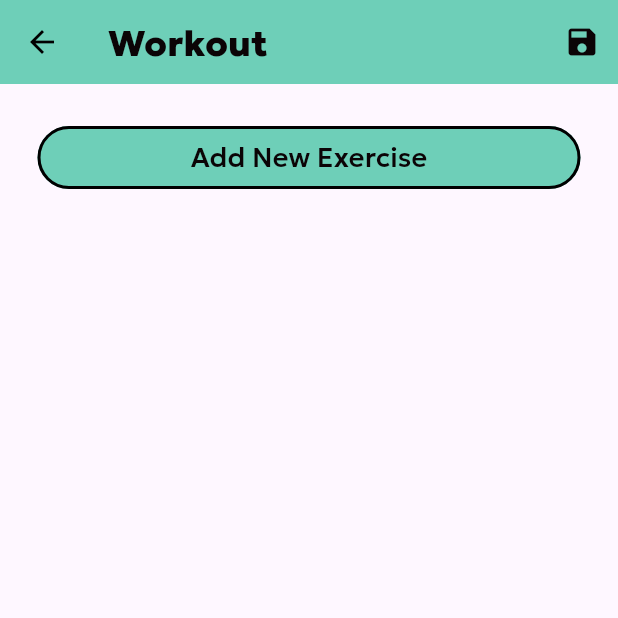
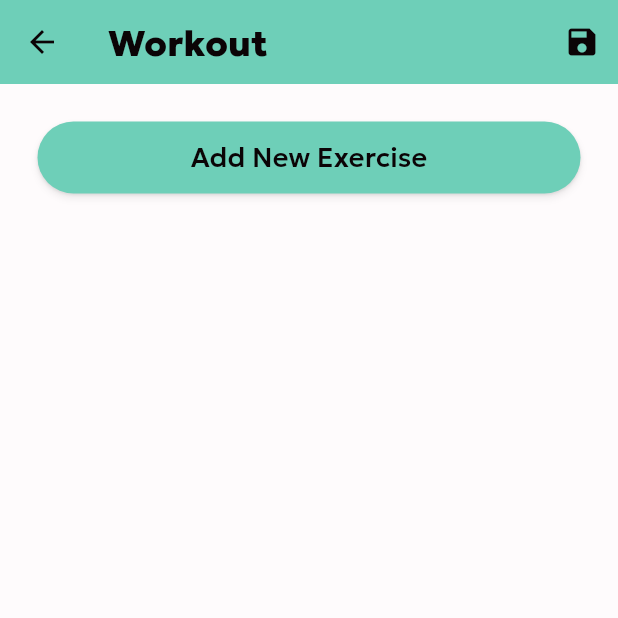
Before and after one commit to CSCI4100U/mobile-group-project-2023-mobile-devices, a Flutter app: the WorkoutPage screen opened directly, on a phone screen of 412 x 824 dp, the top half of it. Run offline on Flutter 3.47's test engine with Material 3 defaults, Android fonts, the phone set to English and light mode, and no system bars; our stand-ins replace cloud_firestore, firebase_core, flutter_local_notifications, loading_animation_widget, pedometer and 2 more; missing offline and left inert: dart:ffi; accounts and stored records are empty; network calls fail; project files that could hold a hidden picture were left out.

```diff
--- a/elevar_fitness_tracker/lib/home_page/page_bodies/workout_page/workout_body.dart
+++ b/elevar_fitness_tracker/lib/home_page/page_bodies/workout_page/workout_body.dart
@@ -1,4 +1,5 @@
 import 'package:flutter/material.dart';
+import 'package:shared_preferences/shared_preferences.dart';
 import 'Exercise_selection_page/add_exercise.dart';
 import 'package:elevar_fitness_tracker/materials/styles.dart';
 import 'package:elevar_fitness_tracker/home_page/page_bodies/workout_page/Exercise_selection_page/exercise_data.dart';
@@ -16,14 +17,29 @@ class WorkoutPageState extends State<WorkoutPage> {
   RoutineDBModel database = RoutineDBModel();
   bool darkmode = false;
 
+  // Local prefs
+  SharedPreferences? prefs;
+
+  @override
+  void initState() {
+    super.initState();
+    SharedPreferences.getInstance().then((sharedPrefs) {
+      setState(() {
+        prefs = sharedPrefs;
+        darkmode = prefs?.getBool('darkmode') ?? false;
+      });
+    });
+  }
+
   @override
   Widget build(BuildContext context) {
     return Scaffold(
+      backgroundColor: AppStyles.backgroundColor(darkmode),
       appBar: AppBar(
         title: Text('Workout', style: AppStyles.getHeadingStyle(darkmode),),
         backgroundColor: AppStyles.primaryColor(darkmode),
         leading: IconButton(
-          icon: const Icon(Icons.arrow_back, color: Colors.black),
+          icon: Icon(Icons.arrow_back, color: AppStyles.textColor(darkmode)),
           onPressed: () => Navigator.of(context).pop(),
         ),
         actions: [
@@ -43,17 +59,30 @@ class WorkoutPageState extends State<WorkoutPage> {
             padding: const EdgeInsets.symmetric(vertical: 25.0, horizontal: 25.0),
             child: SizedBox(
               width: double.infinity,
+              child: Container(
+                decoration: BoxDecoration(
+                  color: AppStyles.primaryColor(darkmode),
+                  borderRadius: BorderRadius.circular(100.0),
+                  boxShadow: [
+                    BoxShadow(
+                      spreadRadius: 1,
+                      blurRadius: 3,
+                      offset: const Offset(0, 3),
+                      color: Colors.black.withOpacity(0.05)
+                    ),
+                    BoxShadow(
+                      blurRadius: 1,
+                      offset: const Offset(0, 1),
+                      color: Colors.black.withOpacity(0.1)
+                    )
+                  ]
+                ),
                 child: TextButton(
-                style: ButtonStyle(
-                  backgroundColor: MaterialStateProperty.all<Color>(AppStyles.primaryColor(darkmode)),
-                  elevation: MaterialStateProperty.all<double>(4.0),
-                  side: MaterialStateProperty.all<BorderSide>(const BorderSide(color:Colors.black, width: 2.0))
-                ),
                   onPressed: () async {
                     List<ExerciseItem> newExercises = await Navigator.push(
                       context,
                       MaterialPageRoute(builder: (context) => const AddExercise())
-                  );
+                    ) ?? [];
 
                     int numRoutines = await database.getNumDistinctRoutines();
 
@@ -73,6 +102,7 @@ class WorkoutPageState extends State<WorkoutPage> {
                 ),
               ),
             ),
+          ),
           Expanded(
             child: ListView.builder(
               itemCount: selectedExercises.length,
@@ -88,6 +118,7 @@ class WorkoutPageState extends State<WorkoutPage> {
 
   Widget getWorkoutItem(Map<String,dynamic> exercise, int index,) {
     return Card(
+      color: darkmode ? AppStyles.primaryColor(darkmode).withOpacity(0.2) : AppStyles.backgroundColor(darkmode),
       margin: const EdgeInsets.symmetric(vertical: 4.0, horizontal: 8.0),
       child: Column(
         children: [
@@ -119,12 +150,22 @@ class WorkoutPageState extends State<WorkoutPage> {
                   padding: const EdgeInsets.only(right: 20.0, left: 40.0),
                   child: Text(
                     'Reps: ${exercise['heavySetReps'] ?? 'n/a'}',
-                    style: AppStyles.getMainTextStyle(darkmode),
+                    style: TextStyle(
+                      fontFamily: 'Geologica',
+                      fontSize: 14,
+                      fontWeight: FontWeight.w400,
+                      color: AppStyles.accentColor(darkmode)
+                    ),
                   ),
                 ),
                 Text(
                     'Weight: ${exercise['weight'] ?? 'n/a'} lbs',
-                    style: AppStyles.getMainTextStyle(darkmode),
+                    style: TextStyle(
+                      fontFamily: 'Geologica',
+                      fontSize: 14,
+                      fontWeight: FontWeight.w400,
+                      color: AppStyles.accentColor(darkmode)
+                    ),
                 ),
 
               ],
@@ -193,14 +234,14 @@ class WorkoutPageState extends State<WorkoutPage> {
       context: context,
       builder:(context) {
         return AlertDialog(
-          title: Text("Name Your Routine?", style: AppStyles.getSubHeadingStyle(darkmode),),
+          title: Text("Name Your Routine?", style: AppStyles.getSubHeadingStyle(false),),
           content: Column(
             mainAxisSize: MainAxisSize.min,
             crossAxisAlignment: CrossAxisAlignment.center,
             children: [
               TextField(
                 controller: routineNameController,
-                style: AppStyles.getMainTextStyle(darkmode),
+                style: AppStyles.getMainTextStyle(false),
                 decoration: InputDecoration(hintText: selectedExercises[0]['routineName']),
               )
             ],
@@ -210,7 +251,7 @@ class WorkoutPageState extends State<WorkoutPage> {
               onPressed: () {
                 Navigator.of(context).pop();
               },
-              child: Text("Cancel", style: AppStyles.getSubHeadingStyle(darkmode),),
+              child: Text("Cancel", style: AppStyles.getSubHeadingStyle(false),),
             ),
             TextButton(
               onPressed: () {
@@ -226,7 +267,7 @@ class WorkoutPageState extends State<WorkoutPage> {
                 Navigator.of(context).pop();
                 _saveWorkout();
               },
-              child: Text("Save", style: AppStyles.getSubHeadingStyle(darkmode),)
+              child: Text("Save", style: AppStyles.getSubHeadingStyle(false),)
             ),
           ],
         );
```
Also changed, not shown: elevar_fitness_tracker/lib/home_page/page_bodies/workout_page/Exercise_selection_page/add_exercise.dart (+21 -0 lines). Lines whose indentation alone changed are shown as unchanged.
